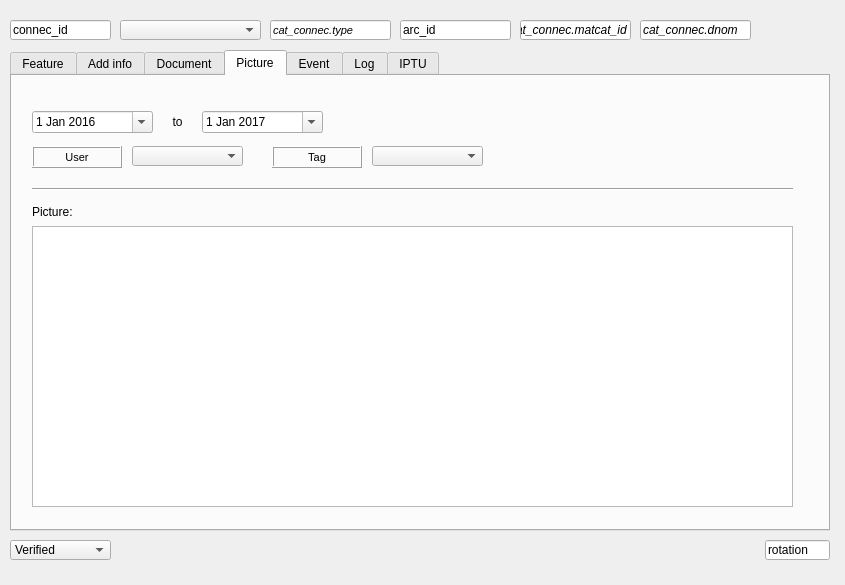
First picture: the form in ui/ud_connec.ui, repository Giswater/giswater_qgis_plugin, before the edit.
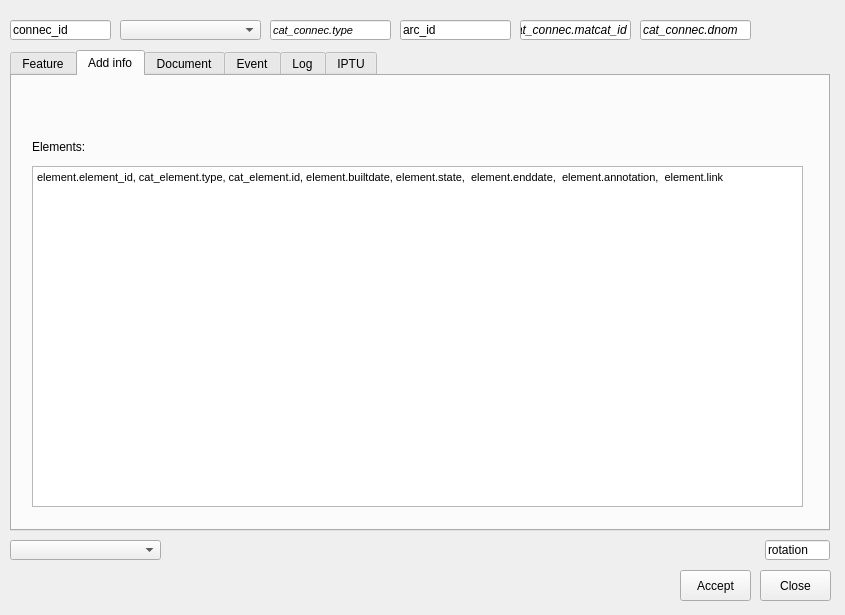
Second picture: the form after the edit. The open tabs and pages were chosen to show the change.

Commit message: #Button 34 - complete auto-completion to a QLineEdit

Diff of the .ui file:
```diff
--- a/ui/ud_connec.ui
+++ b/ui/ud_connec.ui
@@ -7,19 +7,19 @@
     <x>0</x>
     <y>0</y>
     <width>845</width>
-    <height>585</height>
+    <height>615</height>
    </rect>
   </property>
   <property name="minimumSize">
    <size>
     <width>845</width>
-    <height>585</height>
+    <height>615</height>
    </size>
   </property>
   <property name="maximumSize">
    <size>
     <width>845</width>
-    <height>585</height>
+    <height>615</height>
    </size>
   </property>
   <property name="windowTitle">
@@ -1354,238 +1354,6 @@
      </property>
     </widget>
    </widget>
-   <widget class="QWidget" name="tab_9">
-    <attribute name="title">
-     <string>Picture</string>
-    </attribute>
-    <widget class="QDateEdit" name="date_picture_from">
-     <property name="geometry">
-      <rect>
-       <x>20</x>
-       <y>35</y>
-       <width>121</width>
-       <height>22</height>
-      </rect>
-     </property>
-     <property name="date">
-      <date>
-       <year>2016</year>
-       <month>1</month>
-       <day>1</day>
-      </date>
-     </property>
-     <property name="calendarPopup">
-      <bool>true</bool>
-     </property>
-    </widget>
-    <widget class="Line" name="line_7">
-     <property name="geometry">
-      <rect>
-       <x>20</x>
-       <y>105</y>
-       <width>761</width>
-       <height>16</height>
-      </rect>
-     </property>
-     <property name="orientation">
-      <enum>Qt::Horizontal</enum>
-     </property>
-    </widget>
-    <widget class="QComboBox" name="picture_user">
-     <property name="geometry">
-      <rect>
-       <x>120</x>
-       <y>70</y>
-       <width>111</width>
-       <height>20</height>
-      </rect>
-     </property>
-    </widget>
-    <widget class="QLabel" name="label_picture">
-     <property name="geometry">
-      <rect>
-       <x>20</x>
-       <y>125</y>
-       <width>90</width>
-       <height>22</height>
-      </rect>
-     </property>
-     <property name="font">
-      <font>
-       <pointsize>9</pointsize>
-      </font>
-     </property>
-     <property name="frameShape">
-      <enum>QFrame::NoFrame</enum>
-     </property>
-     <property name="frameShadow">
-      <enum>QFrame::Plain</enum>
-     </property>
-     <property name="text">
-      <string>Picture:</string>
-     </property>
-     <property name="textFormat">
-      <enum>Qt::AutoText</enum>
-     </property>
-     <property name="scaledContents">
-      <bool>false</bool>
-     </property>
-     <property name="alignment">
-      <set>Qt::AlignLeading|Qt::AlignLeft|Qt::AlignVCenter</set>
-     </property>
-     <property name="margin">
-      <number>3</number>
-     </property>
-    </widget>
-    <widget class="QComboBox" name="picture_tag">
-     <property name="geometry">
-      <rect>
-       <x>360</x>
-       <y>70</y>
-       <width>111</width>
-       <height>20</height>
-      </rect>
-     </property>
-    </widget>
-    <widget class="QLabel" name="label_user_2">
-     <property name="geometry">
-      <rect>
-       <x>20</x>
-       <y>70</y>
-       <width>90</width>
-       <height>22</height>
-      </rect>
-     </property>
-     <property name="font">
-      <font>
-       <pointsize>8</pointsize>
-      </font>
-     </property>
-     <property name="frameShape">
-      <enum>QFrame::Box</enum>
-     </property>
-     <property name="frameShadow">
-      <enum>QFrame::Raised</enum>
-     </property>
-     <property name="text">
-      <string>User</string>
-     </property>
-     <property name="textFormat">
-      <enum>Qt::AutoText</enum>
-     </property>
-     <property name="scaledContents">
-      <bool>false</bool>
-     </property>
-     <property name="alignment">
-      <set>Qt::AlignCenter</set>
-     </property>
-     <property name="margin">
-      <number>3</number>
-     </property>
-    </widget>
-    <widget class="QDateEdit" name="date_picture_to">
-     <property name="geometry">
-      <rect>
-       <x>190</x>
-       <y>35</y>
-       <width>121</width>
-       <height>22</height>
-      </rect>
-     </property>
-     <property name="date">
-      <date>
-       <year>2017</year>
-       <month>1</month>
-       <day>1</day>
-      </date>
-     </property>
-     <property name="calendarPopup">
-      <bool>true</bool>
-     </property>
-    </widget>
-    <widget class="QLabel" name="label_to_2">
-     <property name="geometry">
-      <rect>
-       <x>150</x>
-       <y>35</y>
-       <width>31</width>
-       <height>22</height>
-      </rect>
-     </property>
-     <property name="font">
-      <font>
-       <pointsize>9</pointsize>
-      </font>
-     </property>
-     <property name="frameShape">
-      <enum>QFrame::NoFrame</enum>
-     </property>
-     <property name="frameShadow">
-      <enum>QFrame::Raised</enum>
-     </property>
-     <property name="text">
-      <string>to</string>
-     </property>
-     <property name="textFormat">
-      <enum>Qt::AutoText</enum>
-     </property>
-     <property name="scaledContents">
-      <bool>false</bool>
-     </property>
-     <property name="alignment">
-      <set>Qt::AlignCenter</set>
-     </property>
-     <property name="margin">
-      <number>3</number>
-     </property>
-    </widget>
-    <widget class="QTableWidget" name="tableWidget_13">
-     <property name="geometry">
-      <rect>
-       <x>20</x>
-       <y>150</y>
-       <width>761</width>
-       <height>281</height>
-      </rect>
-     </property>
-    </widget>
-    <widget class="QLabel" name="label_tag_2">
-     <property name="geometry">
-      <rect>
-       <x>260</x>
-       <y>70</y>
-       <width>90</width>
-       <height>22</height>
-      </rect>
-     </property>
-     <property name="font">
-      <font>
-       <pointsize>8</pointsize>
-      </font>
-     </property>
-     <property name="frameShape">
-      <enum>QFrame::Box</enum>
-     </property>
-     <property name="frameShadow">
-      <enum>QFrame::Raised</enum>
-     </property>
-     <property name="text">
-      <string>Tag</string>
-     </property>
-     <property name="textFormat">
-      <enum>Qt::AutoText</enum>
-     </property>
-     <property name="scaledContents">
-      <bool>false</bool>
-     </property>
-     <property name="alignment">
-      <set>Qt::AlignCenter</set>
-     </property>
-     <property name="margin">
-      <number>3</number>
-     </property>
-    </widget>
-   </widget>
    <widget class="QWidget" name="tab_10">
     <attribute name="title">
      <string>Event</string>
@@ -2404,15 +2172,36 @@
     <rect>
      <x>10</x>
      <y>540</y>
-     <width>101</width>
+     <width>151</width>
      <height>20</height>
     </rect>
    </property>
-   <item>
-    <property name="text">
-     <string>Verified</string>
-    </property>
-   </item>
+  </widget>
+  <widget class="QPushButton" name="btn_accept">
+   <property name="geometry">
+    <rect>
+     <x>680</x>
+     <y>570</y>
+     <width>71</width>
+     <height>31</height>
+    </rect>
+   </property>
+   <property name="text">
+    <string>Accept</string>
+   </property>
+  </widget>
+  <widget class="QPushButton" name="btn_close">
+   <property name="geometry">
+    <rect>
+     <x>760</x>
+     <y>570</y>
+     <width>71</width>
+     <height>31</height>
+    </rect>
+   </property>
+   <property name="text">
+    <string>Close</string>
+   </property>
   </widget>
  </widget>
  <resources/>
```
Left out of the diff: 88 changed lines with no effect on the pictures. The commit also changes 20 other files.
